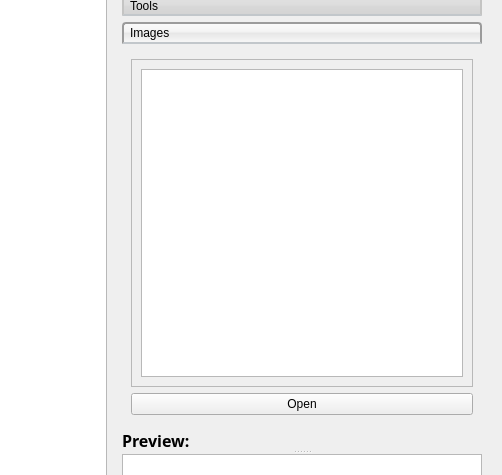
Above: RTIe/RTIe_builder/crop_Widget.ui from Super-SaiyanSandwich/ECMM427 before the change; both pictures show x 432 to 934 and y 82 to 557 of the 934 by 836 pixel window. Below: the same form after it.
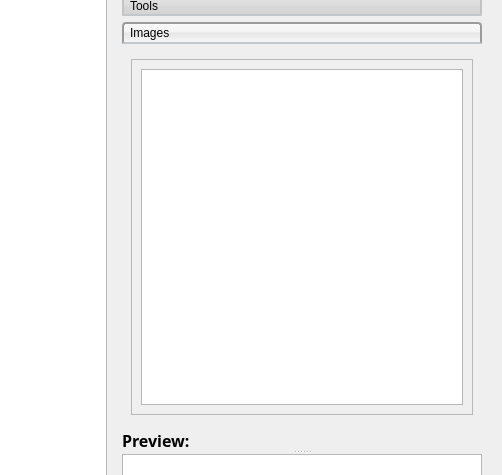
That is the form after the change. The open tabs and pages were chosen to show the change.

Commit message:
crop open button deleted
crop open button deleted

Diff of the .ui file:
```diff
--- a/RTIe/RTIe_builder/crop_Widget.ui
+++ b/RTIe/RTIe_builder/crop_Widget.ui
@@ -873,7 +873,7 @@
                  <x>0</x>
                  <y>0</y>
                  <width>340</width>
-                 <height>330</height>
+                 <height>359</height>
                 </rect>
                </property>
                <layout class="QGridLayout" name="gridLayout_2">
@@ -894,19 +894,6 @@
               </widget>
              </widget>
             </item>
-            <item>
-             <widget class="QPushButton" name="open_Button_2">
-              <property name="sizePolicy">
-               <sizepolicy hsizetype="Minimum" vsizetype="Fixed">
-                <horstretch>0</horstretch>
-                <verstretch>0</verstretch>
-               </sizepolicy>
-              </property>
-              <property name="text">
-               <string>Open</string>
-              </property>
-             </widget>
-            </item>
            </layout>
           </widget>
          </widget>
```
Left out of the diff: 2 changed lines with no effect on the pictures. The commit also changes 4 other files.
